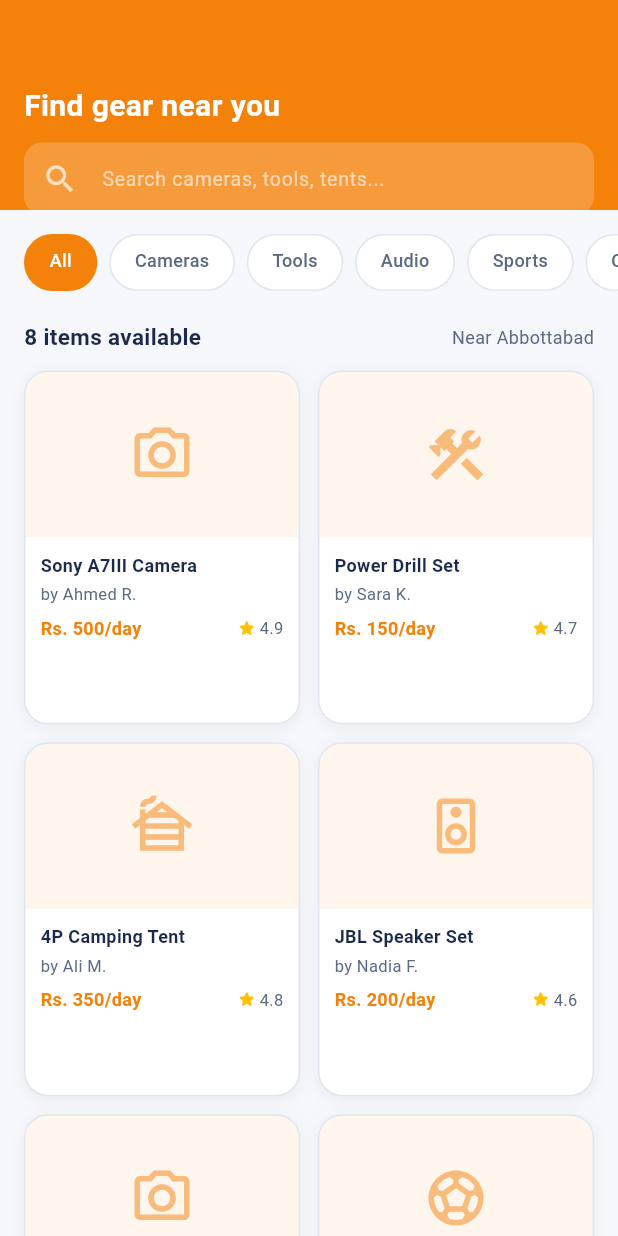
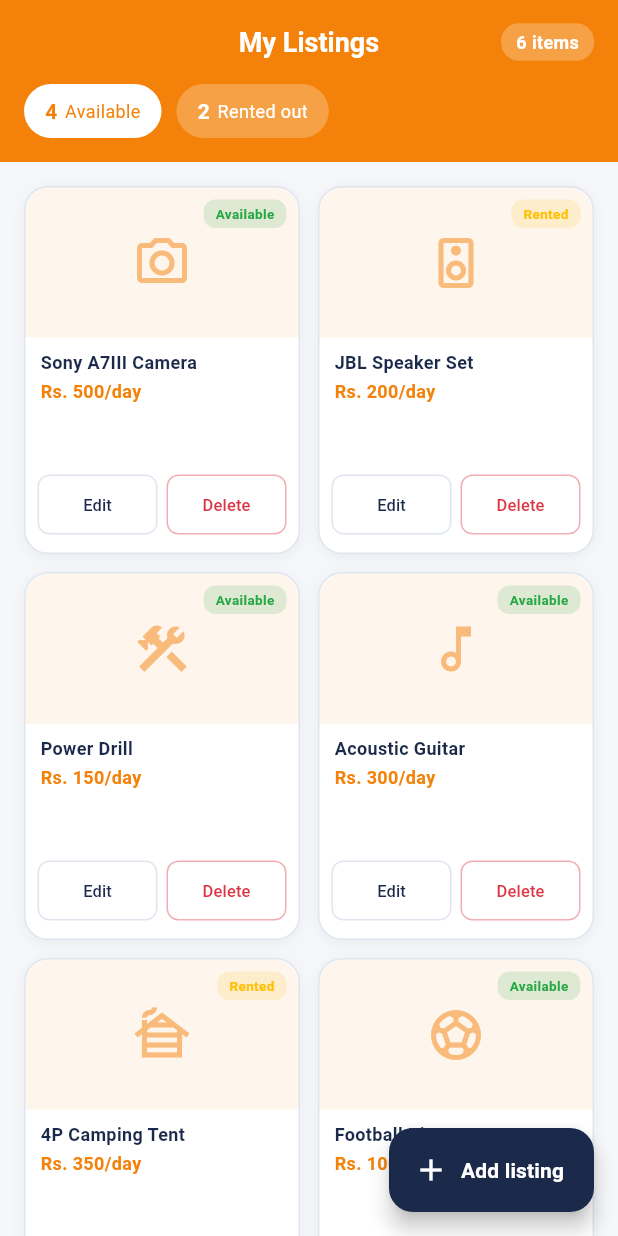
Before and after one commit to fauzan-gk/gearShareApplication, a Flutter app: the screen it shows after launch, on a phone screen of 412 x 824 dp. Run offline on Flutter 3.47's test engine with Material 3 defaults, Android fonts, the phone set to English and light mode, and no system bars.

Commit message:
added my listings screen

```diff
--- a/lib/main.dart
+++ b/lib/main.dart
@@ -1,5 +1,6 @@
 import 'package:flutter/material.dart';
-import 'package:gearshare/screens/browse_search_screen.dart';
+//import 'package:gearshare/screens/browse_search_screen.dart';
+import 'package:gearshare/screens/my_listings_screen.dart';
 
 void main() {
   runApp(const MyApp());
@@ -17,7 +18,7 @@ class MyApp extends StatelessWidget {
         colorScheme: ColorScheme.fromSeed(seedColor: Color(0xFFF4820A)),
         useMaterial3: true,
       ),
-      home: const BrowseSearchScreen(),
+      home: const MyListingsScreen(),
     );
   }
 }
--- a/lib/screens/my_listings_screen.dart
+++ b/lib/screens/my_listings_screen.dart
@@ -0,0 +1,446 @@
+import 'package:flutter/material.dart';
+import '../constants/app_colors.dart';
+
+// ─────────────────────────────────────────────────────────────
+// DATA MODEL
+// A model class is a blueprint that describes what a single
+// piece of data looks like. Here, one ListingItem = one gear
+// card in the grid.
+// In Phase 3 this will come from Firestore — for now it's
+// hardcoded "dummy" data so we can build the UI.
+// ─────────────────────────────────────────────────────────────
+class ListingItem {
+  final String name; // e.g. "Sony A7III Camera"
+  final String category; // e.g. "Cameras"
+  final double pricePerDay; // e.g. 500.0
+  final bool isAvailable; // true = green badge, false = yellow badge
+  final IconData placeholderIcon; // shown instead of a real image for now
+
+  // 'const' constructor = this object never changes after creation (immutable)
+  // 'required' = you MUST pass this field, it can't be null
+  const ListingItem({
+    required this.name,
+    required this.category,
+    required this.pricePerDay,
+    required this.isAvailable,
+    required this.placeholderIcon,
+  });
+}
+
+// ─────────────────────────────────────────────────────────────
+// MAIN SCREEN WIDGET
+// StatelessWidget = this screen has NO changing state.
+// The list is fixed dummy data, nothing changes on tap.
+// When we hook up Firebase later, this becomes StatefulWidget.
+// ─────────────────────────────────────────────────────────────
+class MyListingsScreen extends StatelessWidget {
+  const MyListingsScreen({super.key});
+
+  // 'static const' = this list belongs to the CLASS, not to any
+  // single instance. It's created once and shared — efficient.
+  // 'const List' = the list itself never changes (immutable).
+  static const List<ListingItem> _listings = [
+    ListingItem(
+      name: 'Sony A7III Camera',
+      category: 'Cameras',
+      pricePerDay: 500,
+      isAvailable: true,
+      placeholderIcon: Icons.camera_alt_outlined,
+    ),
+    ListingItem(
+      name: 'JBL Speaker Set',
+      category: 'Audio',
+      pricePerDay: 200,
+      isAvailable: false,
+      placeholderIcon: Icons.speaker_outlined,
+    ),
+    ListingItem(
+      name: 'Power Drill',
+      category: 'Tools',
+      pricePerDay: 150,
+      isAvailable: true,
+      placeholderIcon: Icons.construction_outlined,
+    ),
+    ListingItem(
+      name: 'Acoustic Guitar',
+      category: 'Instruments',
+      pricePerDay: 300,
+      isAvailable: true,
+      placeholderIcon: Icons.music_note_outlined,
+    ),
+    ListingItem(
+      name: '4P Camping Tent',
+      category: 'Camping',
+      pricePerDay: 350,
+      isAvailable: false,
+      placeholderIcon: Icons.cabin_outlined,
+    ),
+    ListingItem(
+      name: 'Football Kit',
+      category: 'Sports',
+      pricePerDay: 100,
+      isAvailable: true,
+      placeholderIcon: Icons.sports_soccer_outlined,
+    ),
+  ];
+
+  @override
+  Widget build(BuildContext context) {
+    // .where() filters the list — like a for loop with a condition.
+    // .length counts how many passed the filter.
+    // We use this for the summary chips at the top.
+    final availableCount = _listings.where((l) => l.isAvailable).length;
+    final rentedCount = _listings.where((l) => !l.isAvailable).length;
+
+    return Scaffold(
+      backgroundColor: AppColors.background,
+
+      // ── APP BAR ───────────────────────────────────────────
+      // Orange AppBar keeps the theme consistent with other screens.
+      // 'actions' = widgets that appear on the RIGHT side of the AppBar.
+      appBar: AppBar(
+        backgroundColor: AppColors.primary,
+        foregroundColor: Colors.white,
+        elevation: 0, // removes the shadow line below AppBar
+        centerTitle: true,
+        title: const Text(
+          'My Listings',
+          style: TextStyle(
+            fontSize: 18,
+            fontWeight: FontWeight.w700,
+            color: Colors.white,
+          ),
+        ),
+        actions: [
+          // Item count badge — e.g. "6 items" — top right corner
+          Center(
+            child: Container(
+              margin: const EdgeInsets.only(right: 16),
+              padding: const EdgeInsets.symmetric(horizontal: 10, vertical: 4),
+              decoration: BoxDecoration(
+                // Semi-transparent white pill behind the text
+                color: Colors.white.withOpacity(0.25),
+                borderRadius: BorderRadius.circular(12),
+              ),
+              child: Text(
+                '${_listings.length} items',
+                style: const TextStyle(
+                  color: Colors.white,
+                  fontSize: 12,
+                  fontWeight: FontWeight.w600,
+                ),
+              ),
+            ),
+          ),
+        ],
+      ),
+
+      // ── BODY ──────────────────────────────────────────────
+      // Column stacks widgets vertically (top to bottom).
+      // Child 1: orange summary strip (continues the AppBar visually)
+      // Child 2: Expanded grid (takes all remaining height)
+      body: Column(
+        children: [
+          // ── SUMMARY STRIP ────────────────────────────────
+          // Same orange as the AppBar — makes it look like one unit.
+          // Shows how many items are Available vs Rented at a glance.
+          Container(
+            color: AppColors.primary,
+            padding: const EdgeInsets.fromLTRB(16, 0, 16, 16),
+            child: Row(
+              children: [
+                // Reusable chip widget defined below
+                _SummaryChip(
+                  label: 'Available',
+                  count: availableCount,
+                  color: Colors.white, // white pill = stands out
+                  textColor: AppColors.primary, // orange text on white
+                ),
+                const SizedBox(width: 10),
+                _SummaryChip(
+                  label: 'Rented out',
+                  count: rentedCount,
+                  color: Colors.white.withOpacity(0.25), // subtle pill
+                  textColor: Colors.white,
+                ),
+              ],
+            ),
+          ),
+
+          // ── LISTINGS GRID ─────────────────────────────────
+          // Expanded = takes ALL remaining vertical space after the strip.
+          // Without Expanded, the GridView has no height and crashes.
+          Expanded(
+            child: GridView.builder(
+              padding: const EdgeInsets.all(16),
+              itemCount: _listings.length,
+
+              // SliverGridDelegateWithFixedCrossAxisCount controls the grid layout:
+              // crossAxisCount: 2       → 2 columns
+              // crossAxisSpacing: 12    → horizontal gap between cards
+              // mainAxisSpacing: 12     → vertical gap between cards
+              // childAspectRatio: 0.75  → each card is taller than wide (portrait)
+              gridDelegate: const SliverGridDelegateWithFixedCrossAxisCount(
+                crossAxisCount: 2,
+                crossAxisSpacing: 12,
+                mainAxisSpacing: 12,
+                childAspectRatio: 0.75,
+              ),
+
+              // itemBuilder is called once per item.
+              // 'index' is the current position (0, 1, 2 ...).
+              // We pass the item at that index into the card widget.
+              itemBuilder: (context, index) {
+                return _ListingCard(
+                  item: _listings[index],
+                  onEdit: () {}, // will navigate to Edit screen in Phase 2
+                  onDelete: () {}, // will delete from Firestore in Phase 3
+                );
+              },
+            ),
+          ),
+        ],
+      ),
+
+      // ── FLOATING ACTION BUTTON (FAB) ──────────────────────
+      // FAB is the standard Flutter way to show the PRIMARY action
+      // on a screen. Here: "Add a new listing".
+      // floatingActionButton.extended = icon + label (wider pill shape)
+      // The regular FloatingActionButton only shows an icon.
+      floatingActionButton: FloatingActionButton.extended(
+        onPressed: () {}, // will navigate to AddItemScreen in Phase 2
+        backgroundColor: AppColors.navy, // navy stands out against white bg
+        foregroundColor: Colors.white,
+        icon: const Icon(Icons.add),
+        label: const Text(
+          'Add listing',
+          style: TextStyle(fontWeight: FontWeight.w600),
+        ),
+      ),
+    );
+  }
+}
+
+// ─────────────────────────────────────────────────────────────
+// SUMMARY CHIP WIDGET
+// Extracted into its own widget so we can reuse it for both
+// "Available" and "Rented out" without duplicating code.
+// The underscore (_) means it's PRIVATE — only usable in this file.
+// ─────────────────────────────────────────────────────────────
+class _SummaryChip extends StatelessWidget {
+  final String label;
+  final int count;
+  final Color color; // background color of the pill
+  final Color textColor; // text color inside the pill
+
+  const _SummaryChip({
+    required this.label,
+    required this.count,
+    required this.color,
+    required this.textColor,
+  });
+
+  @override
+  Widget build(BuildContext context) {
+    return Container(
+      padding: const EdgeInsets.symmetric(horizontal: 14, vertical: 8),
+      decoration: BoxDecoration(
+        color: color,
+        borderRadius: BorderRadius.circular(20), // fully rounded pill shape
+      ),
+      child: Row(
+        children: [
+          // The count number — bold and larger
+          Text(
+            '$count',
+            style: TextStyle(
+              fontSize: 14,
+              fontWeight: FontWeight.w700,
+              color: textColor,
+            ),
+          ),
+          const SizedBox(width: 5),
+          // The label text — smaller
+          Text(label, style: TextStyle(fontSize: 12, color: textColor)),
+        ],
+      ),
+    );
+  }
+}
+
+// ─────────────────────────────────────────────────────────────
+// LISTING CARD WIDGET
+// One card in the grid. Extracted as its own widget because:
+// 1. Keeps the GridView's itemBuilder clean (one line, not 80)
+// 2. This card could be reused on other screens later
+// ─────────────────────────────────────────────────────────────
+class _ListingCard extends StatelessWidget {
+  final ListingItem item;
+  final VoidCallback onEdit; // VoidCallback = a function that takes no
+  final VoidCallback onDelete; // arguments and returns nothing → () {}
+
+  const _ListingCard({
+    required this.item,
+    required this.onEdit,
+    required this.onDelete,
+  });
+
+  @override
+  Widget build(BuildContext context) {
+    return Container(
+      decoration: BoxDecoration(
+        color: AppColors.surface, // white card
+        borderRadius: BorderRadius.circular(16),
+        border: Border.all(color: AppColors.border),
+        boxShadow: [
+          BoxShadow(
+            color: Colors.black.withOpacity(0.05),
+            blurRadius: 8,
+            offset: const Offset(0, 2), // shadow goes 2px downward
+          ),
+        ],
+      ),
+
+      // Column stacks: image area → text info → spacer → buttons
+      child: Column(
+        crossAxisAlignment: CrossAxisAlignment.start,
+        children: [
+          // ── IMAGE AREA WITH STATUS BADGE ────────────────
+          // Stack lets widgets overlap each other.
+          // The image placeholder is at the bottom of the stack,
+          // and the status badge is positioned on top of it.
+          Stack(
+            children: [
+              // Image placeholder (orange-tinted box + centered icon)
+              Container(
+                height: 100,
+                width: double.infinity, // fills the card's full width
+                decoration: BoxDecoration(
+                  color: AppColors.primary.withOpacity(0.08),
+                  // Only round the TOP corners — bottom stays flat
+                  borderRadius: const BorderRadius.vertical(
+                    top: Radius.circular(16),
+                  ),
+                ),
+                child: Center(
+                  child: Icon(
+                    item.placeholderIcon,
+                    size: 40,
+                    color: AppColors.primary.withOpacity(0.5),
+                  ),
+                ),
+              ),
+
+              // Status badge — overlaps the image, top-right corner
+              // Positioned works ONLY inside a Stack widget.
+              // top: 8, right: 8 = 8px from the top and right edges.
+              Positioned(
+                top: 8,
+                right: 8,
+                child: Container(
+                  padding: const EdgeInsets.symmetric(
+                    horizontal: 8,
+                    vertical: 3,
+                  ),
+                  decoration: BoxDecoration(
+                    // Conditional color — green tint if available, yellow if rented
+                    color: item.isAvailable
+                        ? AppColors.success.withOpacity(0.15)
+                        : AppColors.warning.withOpacity(0.15),
+                    borderRadius: BorderRadius.circular(8),
+                  ),
+                  child: Text(
+                    // Conditional text — ternary operator: condition ? ifTrue : ifFalse
+                    item.isAvailable ? 'Available' : 'Rented',
+                    style: TextStyle(
+                      fontSize: 9,
+                      fontWeight: FontWeight.w700,
+                      color: item.isAvailable
+                          ? AppColors.success
+                          : AppColors.warning,
+                    ),
+                  ),
+                ),
+              ),
+            ],
+          ),
+
+          // ── ITEM NAME & PRICE ────────────────────────────
+          Padding(
+            padding: const EdgeInsets.fromLTRB(10, 8, 10, 0),
+            child: Column(
+              crossAxisAlignment: CrossAxisAlignment.start,
+              children: [
+                Text(
+                  item.name,
+                  style: const TextStyle(
+                    fontSize: 12,
+                    fontWeight: FontWeight.w600,
+                    color: AppColors.textPrimary,
+                  ),
+                  maxLines: 1,
+                  // If name is too long, cut it with "..." instead of overflowing
+                  overflow: TextOverflow.ellipsis,
+                ),
+                const SizedBox(height: 2),
+                Text(
+                  'Rs. ${item.pricePerDay.toInt()}/day',
+                  style: const TextStyle(
+                    fontSize: 12,
+                    fontWeight: FontWeight.w700,
+                    color: AppColors.primary, // orange price = stands out
+                  ),
+                ),
+              ],
+            ),
+          ),
+
+          // Spacer pushes the buttons to the BOTTOM of the card.
+          // Without this, the buttons would sit right below the price.
+          const Spacer(),
+
+          // ── EDIT & DELETE BUTTONS ────────────────────────
+          // Row puts two buttons side by side.
+          // Each is wrapped in Expanded so they share equal width.
+          Padding(
+            padding: const EdgeInsets.fromLTRB(8, 0, 8, 8),
+            child: Row(
+              children: [
+                Expanded(
+                  child: OutlinedButton(
+                    onPressed: onEdit,
+                    style: OutlinedButton.styleFrom(
+                      foregroundColor: AppColors.navy,
+                      side: const BorderSide(color: AppColors.border),
+                      padding: const EdgeInsets.symmetric(vertical: 6),
+                      shape: RoundedRectangleBorder(
+                        borderRadius: BorderRadius.circular(8),
+                      ),
+                    ),
+                    child: const Text('Edit', style: TextStyle(fontSize: 11)),
+                  ),
+                ),
+                const SizedBox(width: 6),
+                Expanded(
+                  child: OutlinedButton(
+                    onPressed: onDelete,
+                    style: OutlinedButton.styleFrom(
+                      foregroundColor: AppColors.error,
+                      // Red border — signals a destructive action
+                      side: BorderSide(color: AppColors.error.withOpacity(0.4)),
+                      padding: const EdgeInsets.symmetric(vertical: 6),
+                      shape: RoundedRectangleBorder(
+                        borderRadius: BorderRadius.circular(8),
+                      ),
+                    ),
+                    child: const Text('Delete', style: TextStyle(fontSize: 11)),
+                  ),
+                ),
+              ],
+            ),
+          ),
+        ],
+      ),
+    );
+  }
+}
```
